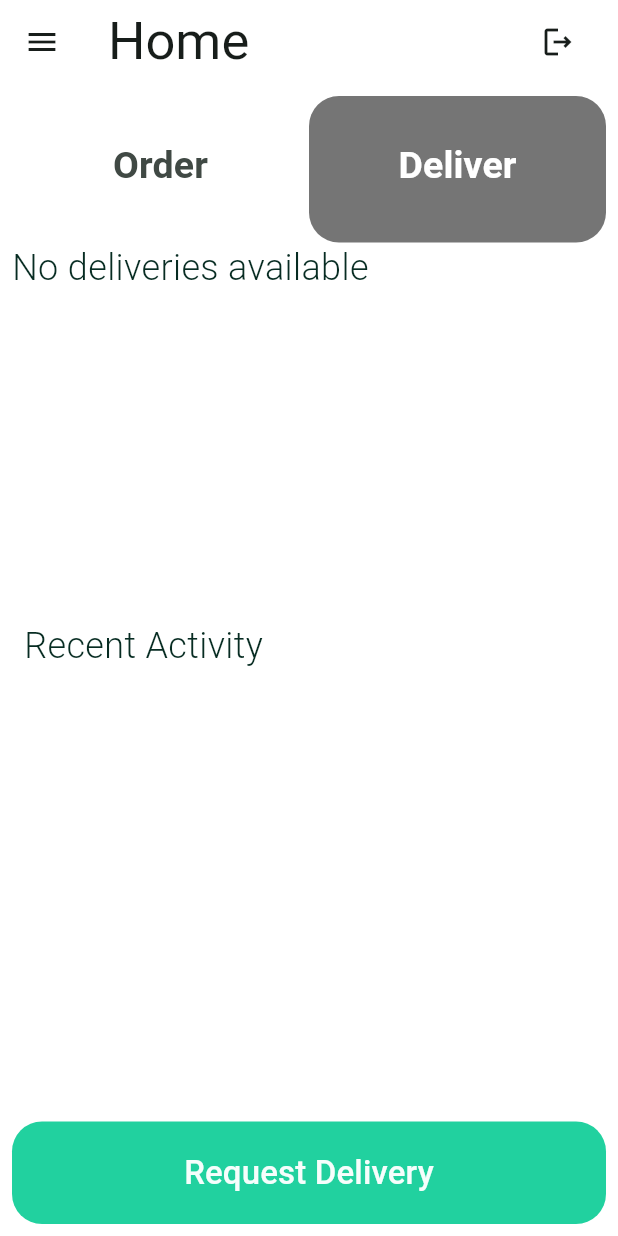
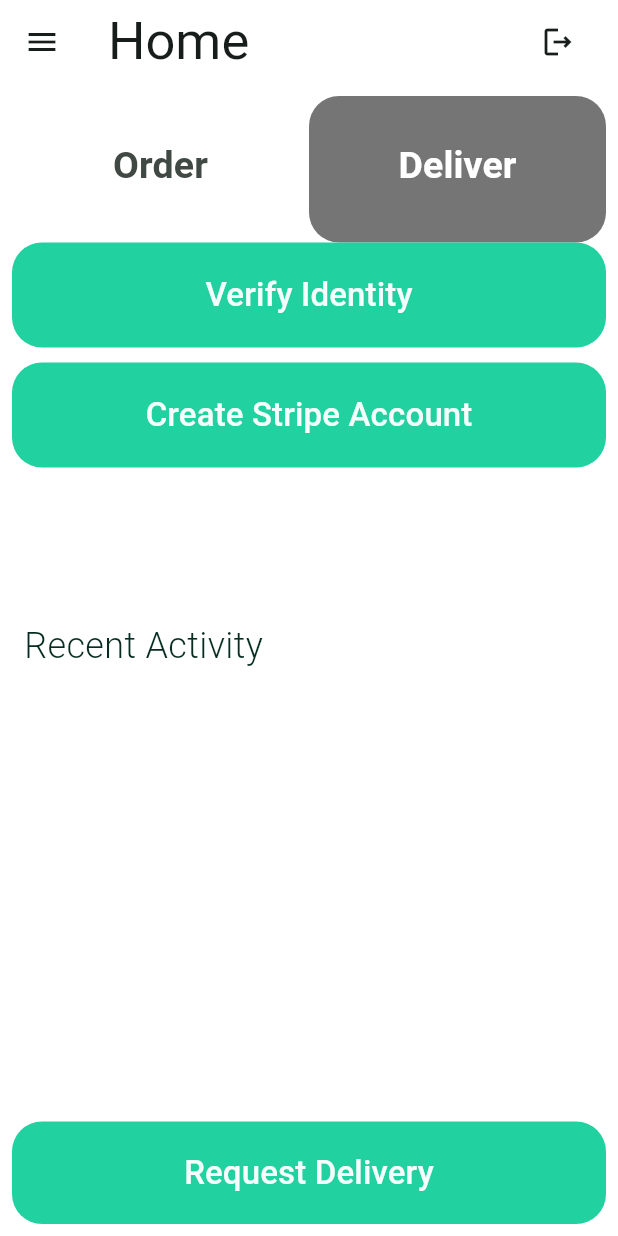
Before and after one commit to DammyAA7/Overlapd, a Flutter app: the Home screen opened by its route, tab 2 chosen, on a phone screen of 412 x 824 dp. Run offline on Flutter 3.47's test engine with Material 3 defaults, Android fonts, the phone set to English and light mode, and no system bars; our stand-ins replace cloud_firestore, dropdown_button2, firebase_auth, firebase_core, firebase_storage, flutter_slidable and 7 more; missing offline and left inert: flutter_stripe; accounts and stored records are empty; Roboto replaces fonts that are missing (Cabin).

Commit message:
error displaying deliveries after verification and creating account -- fixed

```diff
--- a/lib/screens/home.dart
+++ b/lib/screens/home.dart
@@ -39,7 +39,6 @@ class _HomeState extends State<Home> {
     super.initState();
     _loadUserData();
     _buildList();
-    isIdentityVerifiedAndHasAccount();
   }
 
   @override
@@ -115,13 +114,7 @@ class _HomeState extends State<Home> {
                                   selectStoreTile(context, 'tesco.png', range.tescoGroceryRange, 'Tesco'),
                                 ],
                               ),
-                              isVerified && hasAccount ? Column(
-                                children: [
-                                  _identityStatus(),
-                                  const SizedBox(height: 10),
-                                  _expressAccount()
-                                ],
-                              ) : _buildList()
+                              _isVerifiedHasAccount()
                             ],
                           ),
                         )
@@ -436,6 +429,48 @@ class _HomeState extends State<Home> {
       },
     );
   }
+  Widget _isVerifiedHasAccount(){
+    return StreamBuilder(
+        stream: _auth.getAccountInfo(_UID),
+        builder: (context, snapshot) {
+          if (snapshot.connectionState == ConnectionState.waiting) {
+            // If the data is still loading, return a loading indicator
+            return const CircularProgressIndicator();
+          } else if (snapshot.hasError) {
+            // If there's an error, display an error message
+            return Text('Error: ${snapshot.error}');
+          } else if (!snapshot.hasData || snapshot.data == null) {
+            // If there is no data or the data is empty, display a message
+            return const Text('No deliveries available');
+          } else {
+            try{
+              String identityStatus = snapshot.data!['Stripe Identity Status'];
+              String accountId = snapshot.data!['Stripe Account Id'];
+
+              if (identityStatus == 'verified' && accountId.isNotEmpty) {
+                return _buildList();
+              } else {
+                return Column(
+                  children: [
+                    _identityStatus(),
+                    const SizedBox(height: 10),
+                    _expressAccount()
+                  ],
+                );
+              }
+            } catch(e){
+              return Column(
+                children: [
+                  _identityStatus(),
+                  const SizedBox(height: 10),
+                  _expressAccount()
+                ],
+              );
+            }
+          }
+        }
+    );
+  }
 
   Widget _buildList(){
     return StreamBuilder(
@@ -631,42 +666,5 @@ void _cancelDelivery() async{
     }
   }
 
-  Future<bool> isIdentityVerifiedAndHasAccount() async {
-    try {
-      DocumentSnapshot userSnapshot = await FirebaseFirestore.instance
-          .collection('users')
-          .doc(_UID)
-          .get();
-
-      if (userSnapshot.exists) {
-        // Check if identity status is verified and if the user has an account ID
-        bool isIdentityVerified = false;
-        bool hasAccount = false;
-
-        String identityStatus = userSnapshot['Stripe Identity Status'];
-        String accountId = userSnapshot['Stripe Account Id'];
-
-        if (identityStatus == 'verified') {
-          isIdentityVerified = true;
-        }
-
-        if (accountId.isNotEmpty) {
-          hasAccount = true;
-        }
-
-        // Update the state variables
-        setState(() {
-          isVerified = isIdentityVerified;
-          hasAccount = hasAccount;
-        });
-
-        return isIdentityVerified && hasAccount;
-      }
-    } catch (e) {
-      print('Error checking identity status and account: $e');
-    }
-    return false;
-  }
-
 
 }
```
